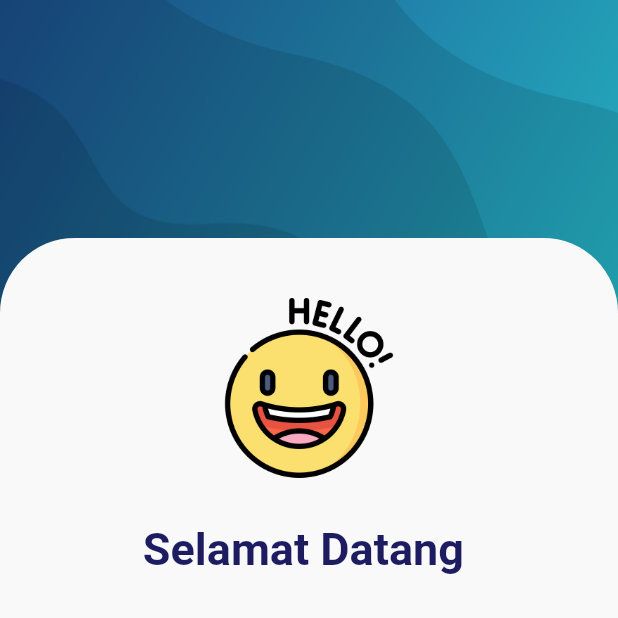
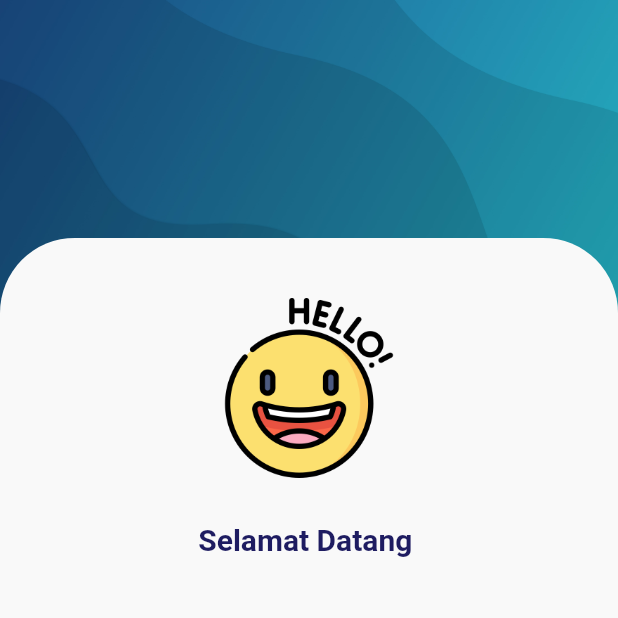
Before and after one commit to khrisnandika/mobileapp_ujikom_with-firebase, a Flutter app: the DashboardScreen screen opened directly, on a phone screen of 412 x 824 dp, the top half of it. Run offline on Flutter 3.47's test engine with Material 2 defaults, Android fonts, the phone set to English and light mode, and no system bars; our stand-ins replace animated_splash_screen, cloud_firestore, firebase_auth, firebase_core, flutter_svg, geocoding and 4 more; missing offline and left inert: android_intent_plus; accounts and stored records are empty.

Commit message:
digitalent mobile apps

```diff
--- a/lib/dashboard_screen.dart
+++ b/lib/dashboard_screen.dart
@@ -48,15 +48,6 @@ class _DashboardScreenState extends State<DashboardScreen> {
               SizedBox(
                 height: 35,
               ),
-              Padding(
-                padding: EdgeInsets.symmetric(
-                  horizontal: 20,
-                ),
-                child: Row(
-                  mainAxisAlignment: MainAxisAlignment.spaceBetween,
-                  children: <Widget>[],
-                ),
-              ),
               SizedBox(
                 height: MediaQuery.of(context).size.height * 0.15,
               ),
@@ -105,7 +96,7 @@ class _DashboardScreenState extends State<DashboardScreen> {
                           ],
                         ),
                         style: TextStyle(
-                          fontSize: 30,
+                          fontSize: 20,
                         ),
                       ),
                       SizedBox(
```
